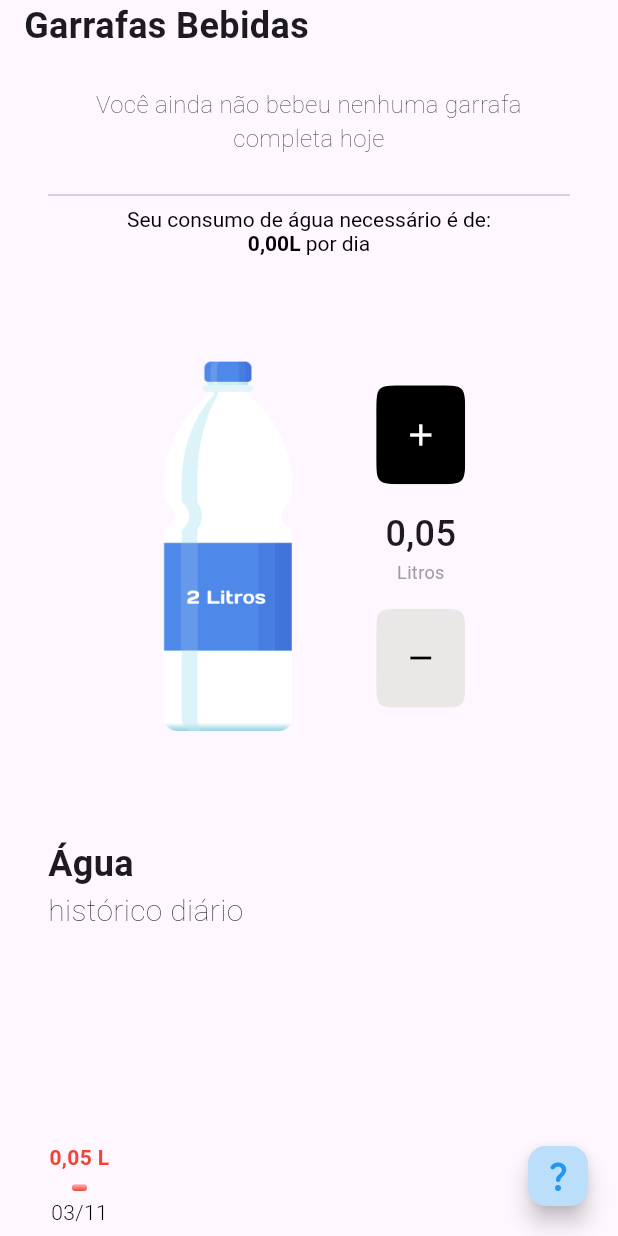
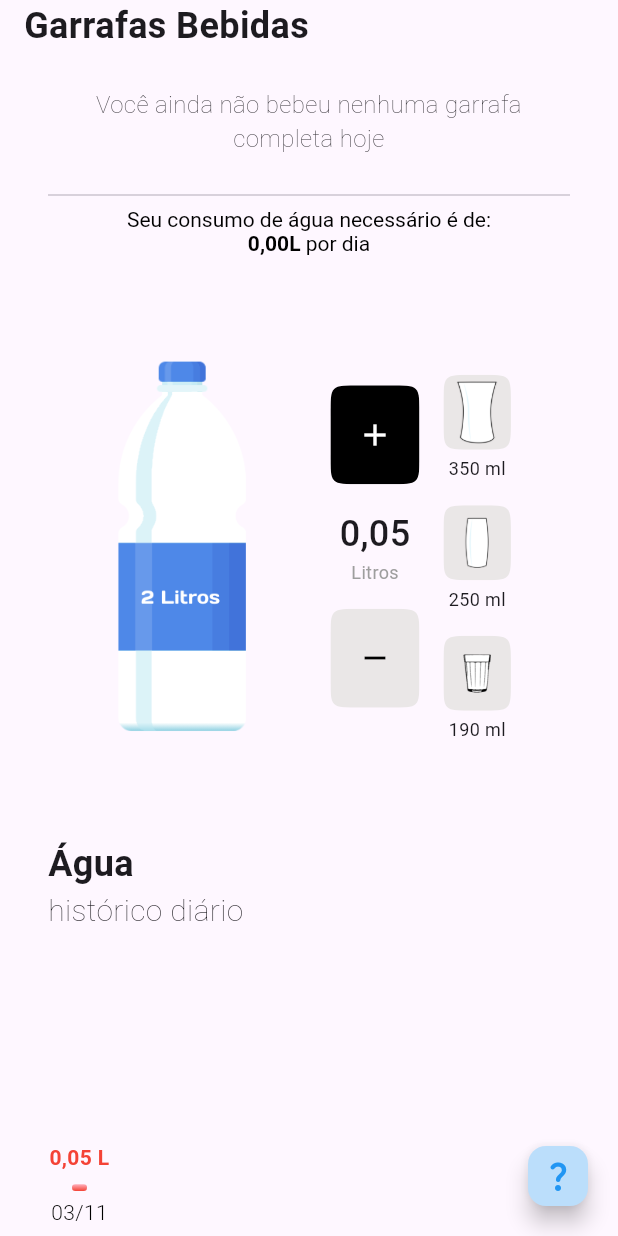
Before and after one commit to PhillipiLino/drink-water, a Flutter app: the screen it shows after launch, after a tap on the "add" icon, on a phone screen of 412 x 824 dp. Run offline on Flutter 3.47's test engine with Material 2 defaults, Android fonts, the phone set to English and light mode, and no system bars; drawn by our look-alikes of fl_chart; our stand-ins replace hive, hive_flutter, shared_preferences; accounts and stored records are empty.

Commit message:
Add default glass

```diff
--- a/lib/default_button.dart
+++ b/lib/default_button.dart
@@ -28,12 +28,17 @@ class DefaultButton extends StatefulWidget {
 }
 
 class _DefaultButtonState extends State<DefaultButton> {
-  Timer _timer = Timer(const Duration(milliseconds: 0), () {});
+  Timer? _timer;
 
   timerAction(VoidCallback action) {
     _timer = Timer.periodic(const Duration(milliseconds: 100), (t) {
       action();
     });
+  }
+
+  cancelTimer() {
+    _timer?.cancel();
+    _timer = null;
   }
 
   @override
@@ -58,8 +63,8 @@ class _DefaultButtonState extends State<DefaultButton> {
             color: widget.style.backgroundColor,
             child: InkWell(
               onTapDown: (_) => timerAction(widget.onPressed),
-              onTapUp: (_) => _timer.cancel(),
-              onTapCancel: _timer.cancel,
+              onTapUp: (_) => cancelTimer(),
+              onTapCancel: cancelTimer,
               onTap: widget.onPressed,
               child: widget.child,
             ),
--- a/lib/drink_page.dart
+++ b/lib/drink_page.dart
@@ -1,3 +1,4 @@
+import 'package:drink_water/glass_button.dart';
 import 'package:drink_water/number_extensions.dart';
 import 'package:drink_water/water_calculator_page.dart';
 import 'package:flutter/material.dart';
@@ -24,7 +25,7 @@ class _DrinkPageState extends State<DrinkPage> {
   final requiredDrinkKey = 'required_drink';
 
   Box<DayDrink>? box;
-  final valueByTap = 0.05;
+  static const valueByTap = 0.05;
   double requiredDrink = 0;
 
   initiateBox() async {
@@ -49,9 +50,9 @@ class _DrinkPageState extends State<DrinkPage> {
     initiateBox();
   }
 
-  _incrementCounter() {
+  _incrementCounter([double value = valueByTap]) {
     setState(() {
-      currentMls >= 6 ? currentMls = 6 : currentMls += valueByTap;
+      currentMls + value >= 6 ? currentMls = 6 : currentMls += value;
     });
 
     final currentDate = dateFormat.format(DateTime.now());
@@ -60,7 +61,7 @@ class _DrinkPageState extends State<DrinkPage> {
 
   _decrementCounter() {
     setState(() {
-      currentMls <= 0 ? currentMls = 0 : currentMls -= valueByTap;
+      currentMls <= 0.1 ? currentMls = 0 : currentMls -= valueByTap;
     });
 
     final currentDate = dateFormat.format(DateTime.now());
@@ -187,6 +188,19 @@ class _DrinkPageState extends State<DrinkPage> {
                           child: const Icon(Icons.remove),
                         ),
                       ],
+                    ),
+                    const SizedBox(width: 16),
+                    Column(
+                      mainAxisSize: MainAxisSize.min,
+                      mainAxisAlignment: MainAxisAlignment.center,
+                      children: [
+                        const SizedBox(height: 16),
+                        GlassButton(_incrementCounter, GlassButtonSize.big),
+                        const SizedBox(height: 16),
+                        GlassButton(_incrementCounter, GlassButtonSize.medium),
+                        const SizedBox(height: 16),
+                        GlassButton(_incrementCounter, GlassButtonSize.small),
+                      ],
                     )
                   ],
                 ),
--- /dev/null
+++ b/lib/glass_button.dart
@@ -0,0 +1,45 @@
+import 'package:flutter/material.dart';
+
+import 'default_button.dart';
+
+enum GlassButtonSize {
+  small('assets/images/copo-americano.png', 12.0, 190),
+  medium('assets/images/copo-medio.png', 8.0, 250),
+  big('assets/images/copo-grande.png', 4.0, 350);
+
+  const GlassButtonSize(this.image, this.padding, this.mls);
+  final String image;
+  final double padding;
+  final double mls;
+}
+
+class GlassButton extends StatelessWidget {
+  final Function(double) onPressed;
+  final GlassButtonSize glassSize;
+
+  const GlassButton(this.onPressed, this.glassSize, {super.key});
+
+  @override
+  Widget build(BuildContext context) {
+    return Column(
+      children: [
+        SizedBox(
+          height: 50,
+          child: DefaultButton(
+            style: DefaultButtonStyle.secondary,
+            onPressed: () => onPressed(glassSize.mls / 1000),
+            child: Padding(
+              padding: EdgeInsets.all(glassSize.padding),
+              child: Image.asset(glassSize.image),
+            ),
+          ),
+        ),
+        const SizedBox(height: 4),
+        Text(
+          '${glassSize.mls.toInt()} ml',
+          style: const TextStyle(fontSize: 12),
+        ),
+      ],
+    );
+  }
+}
--- a/pubspec.yaml
+++ b/pubspec.yaml
@@ -67,6 +67,9 @@ flutter:
     - assets/images/bottle.png
     - assets/images/bottle_mask.png
     - assets/images/bottle_overlay.png
+    - assets/images/copo-americano.png
+    - assets/images/copo-medio.png
+    - assets/images/copo-grande.png
   #   - images/a_dot_ham.jpeg
 
   # An image asset can refer to one or more resolution-specific "variants", see
```
Also changed, not shown: assets/images/copo-americano.png (added), assets/images/copo-grande.png (added), assets/images/copo-medio.png (added), 1 other file.
